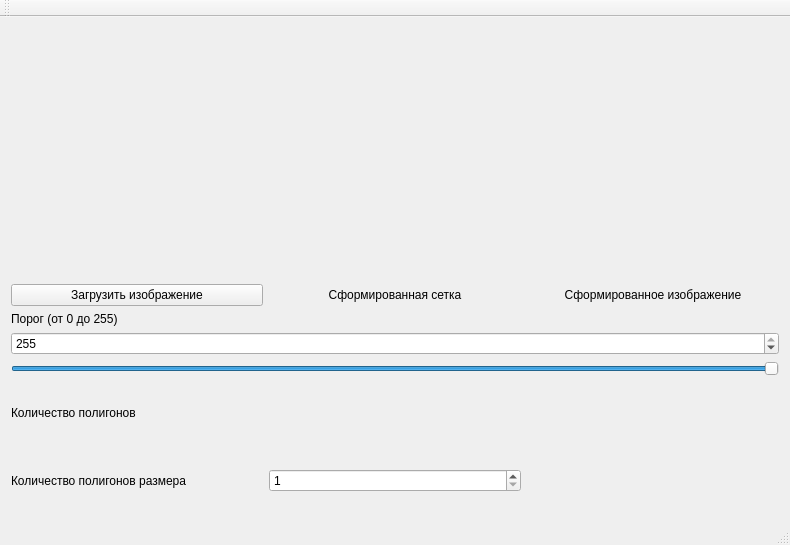
First picture: the form in model_main.ui, repository captain-avocado/polygons, before the edit.
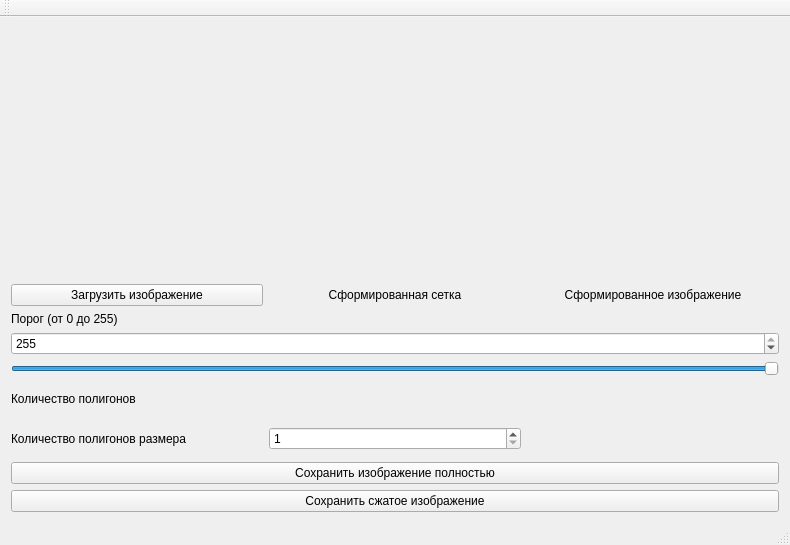
Second picture: the form after the edit.

Diff of the .ui file:
```diff
--- a/model_main.ui
+++ b/model_main.ui
@@ -214,6 +214,20 @@
       </item>
      </layout>
     </item>
+    <item>
+     <widget class="QPushButton" name="pushButton_saveComplete">
+      <property name="text">
+       <string>Сохранить изображение полностью</string>
+      </property>
+     </widget>
+    </item>
+    <item>
+     <widget class="QPushButton" name="pushButton_saveCompressed">
+      <property name="text">
+       <string>Сохранить сжатое изображение</string>
+      </property>
+     </widget>
+    </item>
    </layout>
   </widget>
   <widget class="QMenuBar" name="menuBar">
```
Left out of the diff: 2 changed lines with no effect on the pictures.
